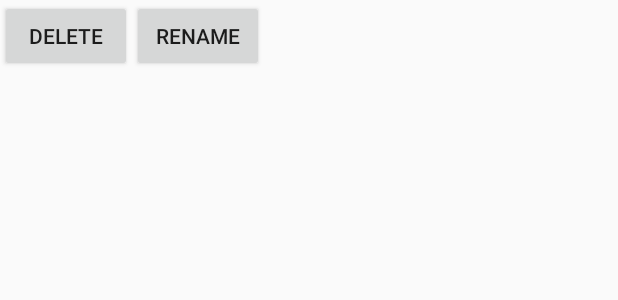
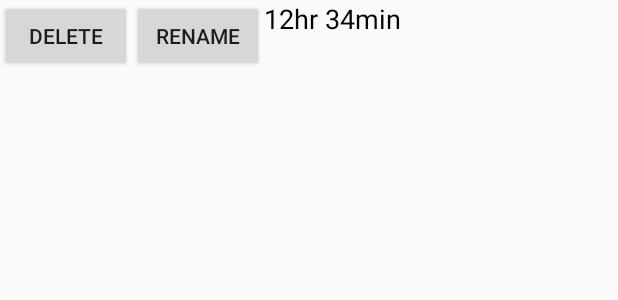
Before and after one commit to FigyTuna/ProjectsEveryDay, an Android app: the layout item_project.xml on its own in the app's theme, with its tools: preview values and no code run, on a phone screen of 412 x 824 dp. Shown: the top 300 px of the screen. Run offline under Robolectric (Android 15) with nearby library versions, the phone set to English and light mode, and no system bars.

Commit message:
Added totals display, changed colors.

```diff
--- a/app/src/main/java/com/figytuna/projectseveryday/ProjectsListAdapter.java
+++ b/app/src/main/java/com/figytuna/projectseveryday/ProjectsListAdapter.java
@@ -34,8 +34,10 @@ public class ProjectsListAdapter extends ArrayAdapter<DBProject> {
     }
 
     TextView titleView = (TextView) convertView.findViewById(R.id.project_item_title);
+    TextView totalsView = (TextView) convertView.findViewById(R.id.project_item_total);
 
     titleView.setText(project.getTitle());
+    totalsView.setText("   " + project.getTotalHours() + "hr " + project.getTotalMinutes() + "min");
 
     Button renameButton = (Button) convertView.findViewById(R.id.project_item_rename);
     Button deleteButton = (Button) convertView.findViewById(R.id.project_item_delete);
--- a/app/src/main/res/layout/item_entry.xml
+++ b/app/src/main/res/layout/item_entry.xml
@@ -2,7 +2,7 @@
 <LinearLayout xmlns:android="http://schemas.android.com/apk/res/android"
               android:layout_width="match_parent"
               android:layout_height="wrap_content"
-              android:background="@color/colorAccent">
+              android:background="@color/colorProjectList">
 
     <Button
         android:id="@+id/btnDelete"
--- a/app/src/main/res/layout/item_project.xml
+++ b/app/src/main/res/layout/item_project.xml
@@ -27,4 +27,15 @@
         android:textAppearance="@style/TextAppearance.AppCompat.Menu"
         android:textColor="@color/colorText"
         android:textSize="24sp"/>
+
+    <TextView
+        android:id="@+id/project_item_total"
+        android:layout_width="wrap_content"
+        android:layout_height="match_parent"
+        android:layout_gravity="start"
+        android:text="12hr 34min"
+        android:textAlignment="viewStart"
+        android:textAppearance="@style/TextAppearance.AppCompat.Menu"
+        android:textColor="@color/colorText"
+        android:textSize="18sp"/>
 </TableRow>
--- a/app/src/main/res/values/colors.xml
+++ b/app/src/main/res/values/colors.xml
@@ -1,7 +1,8 @@
 <?xml version="1.0" encoding="utf-8"?>
 <resources>
-    <color name="colorPrimary">#00ffc4</color>
-    <color name="colorPrimaryDark">#309f7e</color>
-    <color name="colorAccent">#0022ff</color>
+    <color name="colorPrimary">#2471a3</color>
+    <color name="colorPrimaryDark">#1a5276</color>
+    <color name="colorAccent">#cb4335</color>
+    <color name="colorProjectList">#a9cce3</color>
     <color name="colorText">#000000</color>
 </resources>
--- a/build.gradle
+++ b/build.gradle
@@ -5,7 +5,7 @@ buildscript {
         jcenter()
     }
     dependencies {
-        classpath 'com.android.tools.build:gradle:2.3.1'
+        classpath 'com.android.tools.build:gradle:3.0.1'
 
         // NOTE: Do not place your application dependencies here; they belong
         // in the individual module build.gradle files
```
Also changed, not shown: app/src/main/java/com/figytuna/projectseveryday/DBProject.java (+9 -3 lines), app/src/main/java/com/figytuna/projectseveryday/DatabaseHandler.java (+30 -6 lines), gradle/wrapper/gradle-wrapper.properties.
